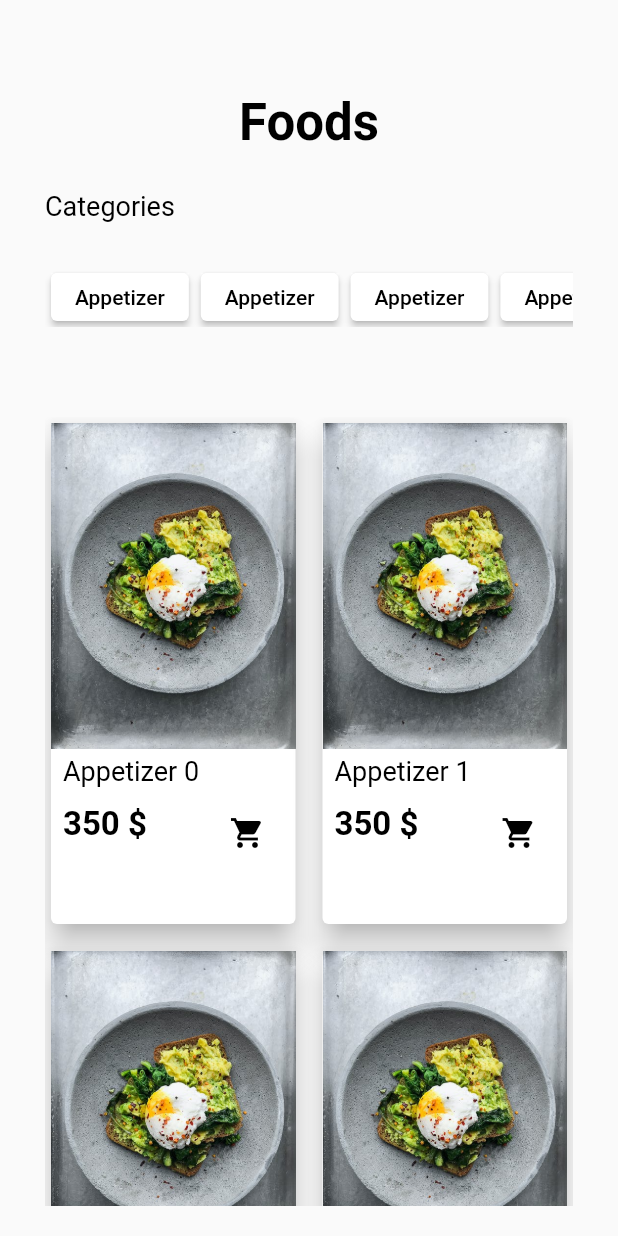
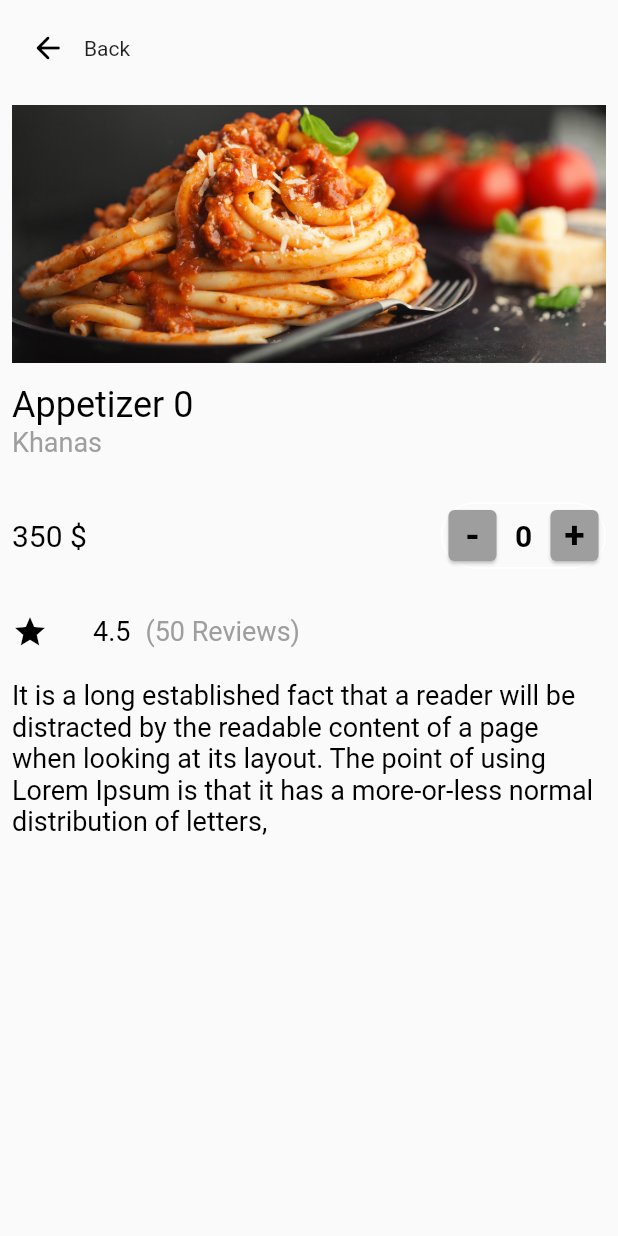
Before and after one commit to evanemran/logger, a Flutter app: the FoodsPage screen opened directly, after a tap on an icon or button, on a phone screen of 412 x 824 dp. Run offline on Flutter 3.47's test engine with Material 2 defaults, Android fonts, the phone set to English and light mode, and no system bars; our stand-ins replace carousel_slider, material_floating_search_bar; Roboto replaces fonts that are missing (Montserrat, PT-Sans).

Commit message:
product details added

```diff
--- a/lib/DetailsPage.dart
+++ b/lib/DetailsPage.dart
@@ -0,0 +1,262 @@
+import 'package:flutter/material.dart';
+import 'package:logger/DetailsPage.dart';
+import 'package:logger/Styles/TextStyles.dart';
+
+class DetailsPage extends StatefulWidget{
+  const DetailsPage({Key? key, required this.title, required this.initialCount}) : super(key: key);
+  final String title;
+  final int initialCount;
+
+  @override
+  State<DetailsPage> createState() => _DetailPageState();
+}
+
+/*Widget buildCounter() {
+  // return SizedBox(
+  //   width: 110.0,
+  //   height: 44.0,
+  //   child: Center(
+  //     child: Container(
+  //       decoration: BoxDecoration(
+  //           color: Color(0xddFFFFFF),
+  //           border: Border.all(color: Colors.black, width: 1.0),
+  //           borderRadius: BorderRadius.circular(22.0)),
+  //       child: Row(
+  //         mainAxisAlignment: MainAxisAlignment.spaceBetween,
+  //         children: <Widget>[
+  //           GestureDetector(
+  //               onTap: () {
+  //                 updateCount(-1);
+  //               },
+  //               child: Container(
+  //                   width: 40.0,
+  //                   child: Center(
+  //                       child: Text(
+  //                         '-',
+  //                         style: TextStyle(
+  //                             fontSize: 25.0,
+  //                             fontWeight: FontWeight.bold,
+  //                             color: Colors.orange,
+  //                             decoration: TextDecoration.none),
+  //                       )))),
+  //           Container(
+  //             child: Center(
+  //                 child: Text(
+  //                   '$count',
+  //                   style: TextStyle(
+  //                       fontSize: 20.0,
+  //                       fontWeight: FontWeight.bold,
+  //                       color: Colors.orange,
+  //                       decoration: TextDecoration.none),
+  //                 )),
+  //           ),
+  //           GestureDetector(
+  //               onTap: () {
+  //                 updateCount(1);
+  //               },
+  //               child: Container(
+  //                   width: 40.0,
+  //                   child: Center(
+  //                       child: Text(
+  //                         '+',
+  //                         style: TextStyle(
+  //                             fontSize: 25.0,
+  //                             fontWeight: FontWeight.bold,
+  //                             color: Colors.orange,
+  //                             decoration: TextDecoration.none),
+  //                       )))),
+  //         ],
+  //       ),
+  //     ),
+  //   ),
+  // );
+}*/
+
+Widget buildOfferList() {
+  List<String> offers = [];
+  offers.add("Comes with extra cheese");
+  offers.add("Choose your deserts");
+  offers.add("Equipped with signature sauce");
+  return ListView.builder(
+      itemCount: offers.length,
+      itemBuilder: (_, int index) {
+        return Row(
+          children: [
+            Icon(Icons.control_point, color: Colors.black,),
+            ListTile(title: Text(offers[index].toString()),)
+          ],
+        );
+      });
+}
+
+
+class _DetailPageState extends State<DetailsPage> {
+  late int count;
+
+  @override
+  void initState() {
+    super.initState();
+    count = widget.initialCount;
+  }
+
+  @override
+  void dispose() {
+    super.dispose();
+  }
+
+  void updateCount(int addValue) {
+    if (count + addValue >= 0) {
+      setState(() {
+        count += addValue;
+      });
+      // if (widget.onChange != null) {
+      //   widget.onChange(count);
+      // }
+    }
+  }
+
+  @override
+  Widget build(BuildContext context) {
+    return SafeArea(
+      child: Scaffold(
+        body: Padding(
+          padding: EdgeInsets.all(8.0),
+          child: Column(
+            mainAxisAlignment: MainAxisAlignment.start,
+            crossAxisAlignment: CrossAxisAlignment.start,
+            children: [
+              Row(
+                children: [
+                  IconButton(
+                    icon: const Icon(Icons.arrow_back_rounded),
+                    color: Colors.black,
+                    onPressed: () {
+                    },
+                  ),
+                  Text("Back")
+                ],
+              ),
+              ClipRRect(
+                borderRadius: BorderRadius.circular(8.0),
+                child: Image.asset(
+                  'assets/images/foodh.jpg',
+                  height: 200,
+                  // fit: BoxFit.fitHeight,
+                ),
+              ),
+              Text(widget.title, style: homeMenuTextStyle()),
+              Text("Khanas", style: menuHeadlineText()),
+              const SizedBox(
+                height: 30,
+              ),
+              Row(
+                crossAxisAlignment: CrossAxisAlignment.center,
+                children: [
+                  Expanded(
+                    child: Text(
+                      '350 \$',
+                      style: gridItemPrice(),
+                      textAlign: TextAlign.left,
+                    ),
+                  ),
+                  // buildCounter(),
+                  SizedBox(
+                    width: 110.0,
+                    height: 44.0,
+                    child: Center(
+                      child: Container(
+                        decoration: BoxDecoration(
+                            // color: Color(0xddFFFFFF),
+                            border: Border.all(color: Colors.white, width: 1.0),
+                            borderRadius: BorderRadius.circular(22.0)),
+                        child: Row(
+                          mainAxisAlignment: MainAxisAlignment.spaceBetween,
+                          children: <Widget>[
+                            GestureDetector(
+                                onTap: () {
+                                  updateCount(-1);
+                                },
+                                child: Container(
+                                    width: 40.0,
+                                    child: Card(
+                                      color: Colors.grey,
+                                        child: Center(
+                                            child: Text(
+                                              '-',
+                                              style: TextStyle(
+                                                  fontSize: 25.0,
+                                                  fontWeight: FontWeight.bold,
+                                                  color: Colors.black,
+                                                  decoration: TextDecoration.none),
+                                            )
+    )
+                                    ))),
+                            Container(
+                              child: Center(
+                                  child: Text(
+                                    '$count',
+                                    style: TextStyle(
+                                        fontSize: 20.0,
+                                        fontWeight: FontWeight.bold,
+                                        color: Colors.black,
+                                        decoration: TextDecoration.none),
+                                  )),
+                            ),
+                            GestureDetector(
+                                onTap: () {
+                                  updateCount(1);
+                                },
+                                child: Container(
+                                    width: 40.0,
+                                    child: Card(
+                                      color: Colors.grey,
+                                        child: Center(
+                                            child: Text(
+                                              '+',
+                                              style: TextStyle(
+                                                  fontSize: 25.0,
+                                                  fontWeight: FontWeight.bold,
+                                                  color: Colors.black,
+                                                  decoration: TextDecoration.none),
+                                            )
+    )
+                                    ))),
+                          ],
+                        ),
+                      ),
+                    ),
+                  ),
+                ],
+              ),
+              const SizedBox(
+                height: 30,
+              ),
+              Row(
+                children: [
+                  Icon(Icons.star, color: Colors.black,),
+                  const SizedBox(
+                    width: 30,
+                  ),
+                  Text("4.5", style: gridItemName(),),
+                  const SizedBox(
+                    width: 10,
+                  ),
+                  Text("(50 Reviews)", style: menuHeadlineText(),),
+                ],
+              ),
+              const SizedBox(
+                height: 20,
+              ),
+              Text(
+                "It is a long established fact that a reader will be distracted by the readable content of a page when looking at its layout. The point of using Lorem Ipsum is that it has a more-or-less normal distribution of letters,",
+                style: gridItemName(),
+              ),
+              // buildOfferList(),
+            ],
+          ),
+        ),
+      ),
+    );
+  }
+
+}
--- a/lib/FoodsPage.dart
+++ b/lib/FoodsPage.dart
@@ -1,5 +1,6 @@
 import 'package:flutter/cupertino.dart';
 import 'package:flutter/material.dart';
+import 'package:logger/DetailsPage.dart';
 import 'package:logger/Styles/TextStyles.dart';
 import 'package:material_floating_search_bar/material_floating_search_bar.dart';
 
@@ -155,7 +156,7 @@ class _FoodsPageState extends State<FoodsPage> {
 
   Widget _buildGridList() {
     var size = MediaQuery.of(context).size;
-    final double itemHeight = (size.height/* - kToolbarHeight - 24*/) / 2;
+    final double itemHeight = (size.height - kToolbarHeight - 24) / 2;
     final double itemWidth = size.width / 2;
     return Expanded(
         child: GridView.count(
@@ -174,13 +175,18 @@ class _FoodsPageState extends State<FoodsPage> {
           elevation: 8,
           child: InkWell(
             onTap: () {
-
+              Navigator.push(
+                context,
+                MaterialPageRoute(builder: (context) => DetailsPage(title: "Appetizer $index", initialCount: 0,)),
+              );
             },
             child: Column(
               // mainAxisAlignment: MainAxisAlignment.spaceAround,
               children: [
                 Image.asset(
-                  'assets/images/food_demo.jpeg',
+                  'assets/images/foodh.jpg',
+                  height: 150,
+                  fit: BoxFit.fitHeight,
                 ),
                 Padding(
                   padding: const EdgeInsets.all(8.0),
--- a/lib/Styles/TextStyles.dart
+++ b/lib/Styles/TextStyles.dart
@@ -5,7 +5,6 @@ TextStyle bannerTextStyle(){
   return const TextStyle(
       color: ThemeColors.bannerTextColor,
       fontFamily: 'Montserrat',
-      fontWeight: FontWeight.w600,
       fontSize: 34.0,
       height: 0.5);
 }
@@ -13,34 +12,26 @@ TextStyle homeMenuTextStyle(){
   return const TextStyle(
       color: ThemeColors.bannerTextColor,
       fontFamily: 'Montserrat',
-      fontWeight: FontWeight.w400,
-      fontSize: 24.0,
-      height: 0.2);
+      fontSize: 24.0,);
 }
 
 TextStyle menuHeadlineText(){
   return const TextStyle(
-      color: Colors.black,
+      color: Colors.grey,
       fontFamily: 'Montserrat',
-      fontWeight: FontWeight.w400,
-      fontSize: 18.0,
-      height: 0.2);
+      fontSize: 18.0,);
 }
 
 TextStyle gridItemName(){
   return const TextStyle(
       color: Colors.black,
       fontFamily: 'Montserrat',
-      fontWeight: FontWeight.w400,
-      fontSize: 18.0,
-      height: 0.2);
+      fontSize: 18.0,);
 }
 
 TextStyle gridItemPrice(){
   return const TextStyle(
       color: Colors.black,
       fontFamily: 'Montserrat',
-      fontWeight: FontWeight.w600,
-      fontSize: 22.0,
-      height: 0.2);
+      fontSize: 20.0,);
 }
```
Also changed, not shown: assets/images/foodh.jpg (added).
